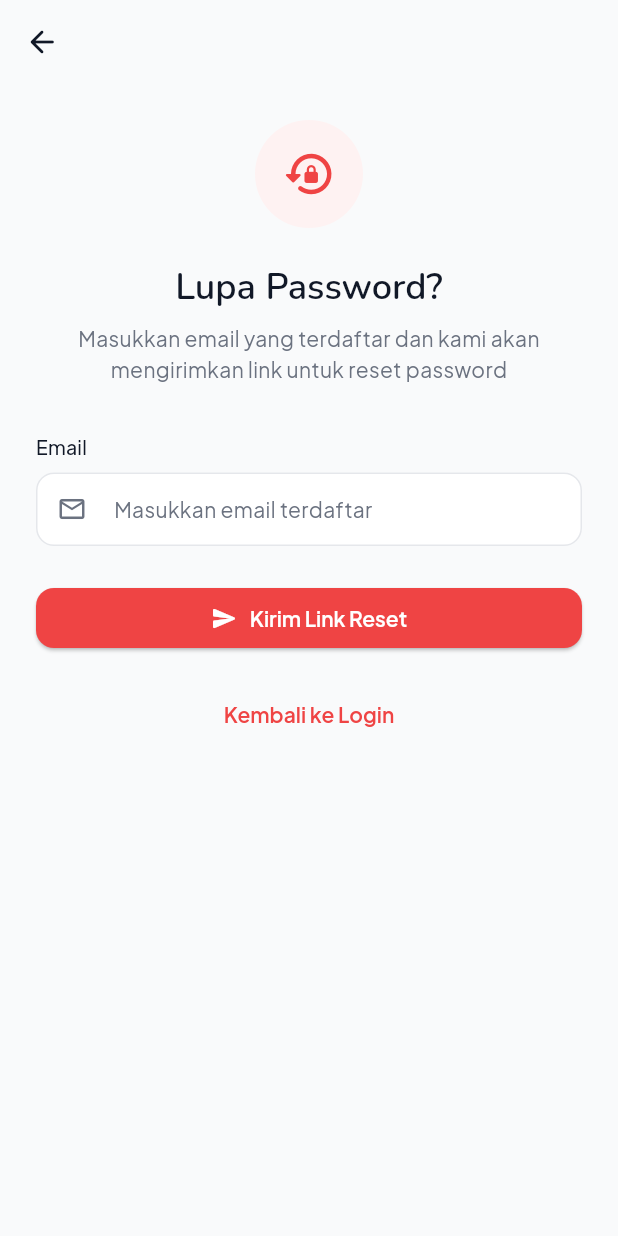
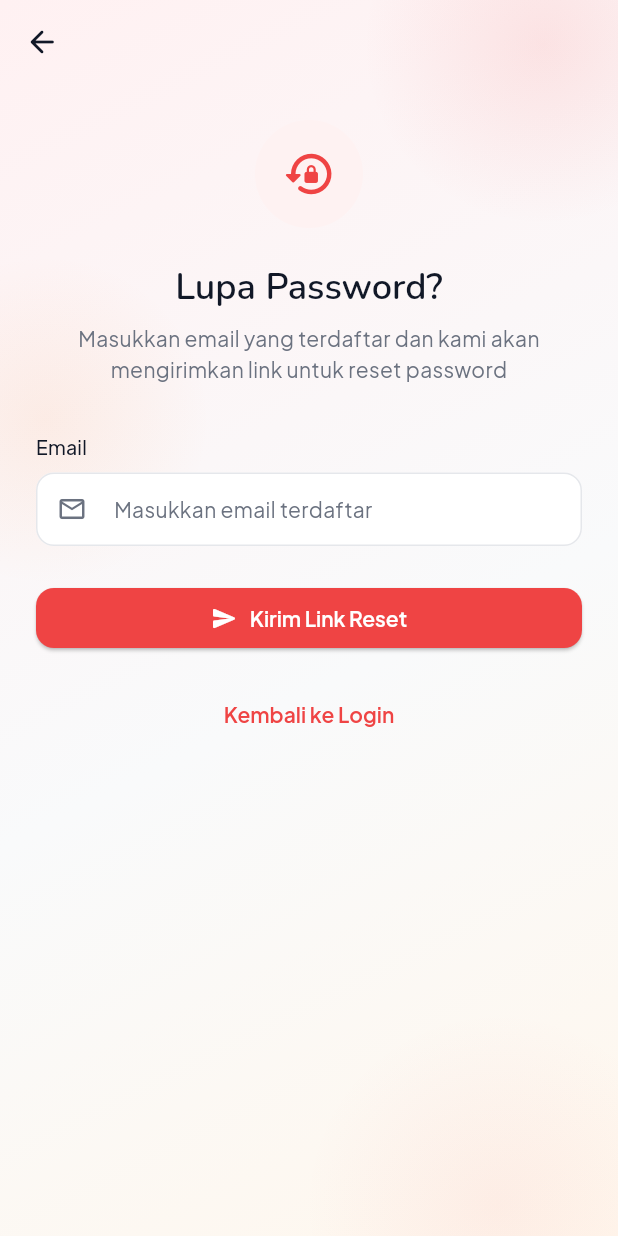
Before and after one commit to DeryWahyu/ruang-tenang-mobile, a Flutter app: the screen it shows after launch, after a tap on "Lewati", after a tap on "Lupa Password?", on a phone screen of 412 x 824 dp. Run offline on Flutter 3.47's test engine with Material 3 defaults, Android fonts, the phone set to English and light mode, and no system bars; our stand-ins replace cached_network_image, connectivity_plus, dio, equatable, fl_chart, flutter_bloc and 11 more.

Commit message:
style(ui): apply gradient background to auth and onboarding screens

```diff
--- a/lib/presentation/auth/screens/forgot_password_screen.dart
+++ b/lib/presentation/auth/screens/forgot_password_screen.dart
@@ -6,6 +6,7 @@
 import '../../../core/utils/validators.dart';
 import '../../common/widgets/app_button.dart';
 import '../../common/widgets/app_input.dart';
+import '../../common/widgets/gradient_background.dart';
 import '../bloc/auth_bloc.dart';
 import '../bloc/auth_event.dart';
 import '../bloc/auth_state.dart';
@@ -54,8 +55,9 @@
           );
         }
       },
-      child: Scaffold(
-        backgroundColor: AppColors.background,
+      child: GradientBackground(
+        child: Scaffold(
+          backgroundColor: Colors.transparent,
         appBar: AppBar(
           backgroundColor: Colors.transparent,
           elevation: 0,
@@ -71,7 +73,7 @@
           ),
         ),
       ),
-    );
+    ));
   }
 
   Widget _buildFormView() {
--- a/lib/presentation/auth/screens/login_screen.dart
+++ b/lib/presentation/auth/screens/login_screen.dart
@@ -6,6 +6,7 @@
 import '../../../core/utils/validators.dart';
 import '../../common/widgets/app_button.dart';
 import '../../common/widgets/app_input.dart';
+import '../../common/widgets/gradient_background.dart';
 import '../bloc/auth_bloc.dart';
 import '../bloc/auth_event.dart';
 import '../bloc/auth_state.dart';
@@ -64,8 +65,9 @@
           );
         }
       },
-      child: Scaffold(
-        backgroundColor: AppColors.background,
+      child: GradientBackground(
+        child: Scaffold(
+          backgroundColor: Colors.transparent,
         body: SafeArea(
           child: Center(
             child: SingleChildScrollView(
@@ -184,6 +186,6 @@
           ),
         ),
       ),
-    );
+    ));
   }
 }
--- a/lib/presentation/onboarding/screens/onboarding_screen.dart
+++ b/lib/presentation/onboarding/screens/onboarding_screen.dart
@@ -7,6 +7,7 @@
 import '../../../core/theme/app_dimensions.dart';
 import '../../../core/theme/app_shadows.dart';
 import '../../common/widgets/app_button.dart';
+import '../../common/widgets/gradient_background.dart';
 
 class OnboardingScreen extends StatefulWidget {
   const OnboardingScreen({super.key});
@@ -73,8 +74,9 @@
 
   @override
   Widget build(BuildContext context) {
-    return Scaffold(
-      backgroundColor: AppColors.background,
+    return GradientBackground(
+      child: Scaffold(
+        backgroundColor: Colors.transparent,
       body: SafeArea(
         child: Column(
           children: [
@@ -141,7 +143,7 @@
           ],
         ),
       ),
-    );
+    ));
   }
 
   Widget _buildDot(int index) {
```
Also changed, not shown: lib/presentation/auth/screens/register_screen.dart (+5 -3 lines), lib/presentation/auth/screens/reset_password_screen.dart (+5 -3 lines).
